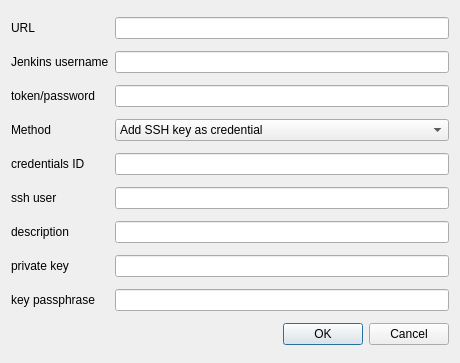
Before: the Qt Designer form src/jenkinsTools/ux/sshCreds.ui in clockworksspheres/jenkinsTools, drawn with Qt 5.
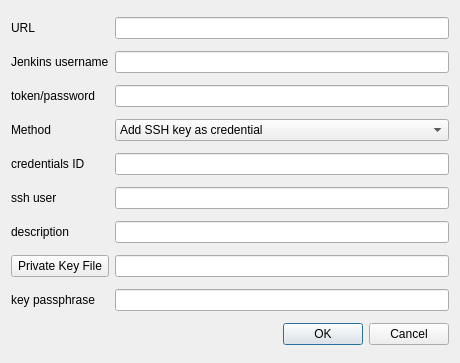
After: the same form once the commit is applied.

What changed in the file:
```diff
--- a/src/jenkinsTools/ux/sshCreds.ui
+++ b/src/jenkinsTools/ux/sshCreds.ui
@@ -14,13 +14,6 @@
    <string>Dialog</string>
   </property>
   <layout class="QGridLayout" name="gridLayout">
-   <item row="7" column="0">
-    <widget class="QLabel" name="privateKeyLabel">
-     <property name="text">
-      <string>private key</string>
-     </property>
-    </widget>
-   </item>
    <item row="1" column="0">
     <widget class="QLabel" name="UsernameLabel">
      <property name="text">
@@ -133,6 +126,13 @@
      </property>
     </widget>
    </item>
+   <item row="7" column="0">
+    <widget class="QPushButton" name="privateKeyPushButton">
+     <property name="text">
+      <string>Private Key File</string>
+     </property>
+    </widget>
+   </item>
   </layout>
  </widget>
  <resources/>
```
